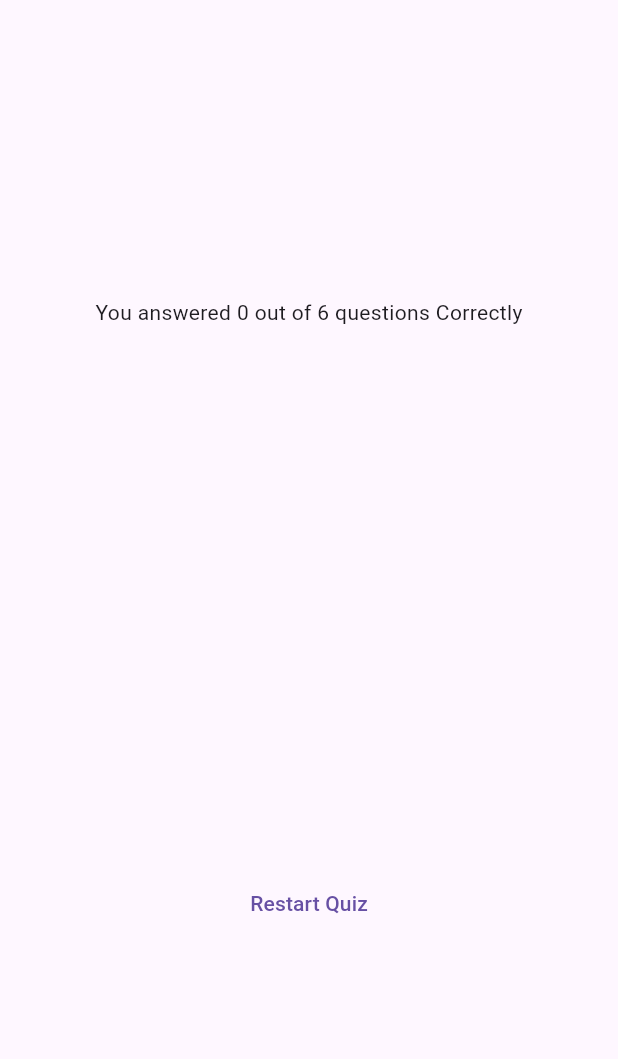
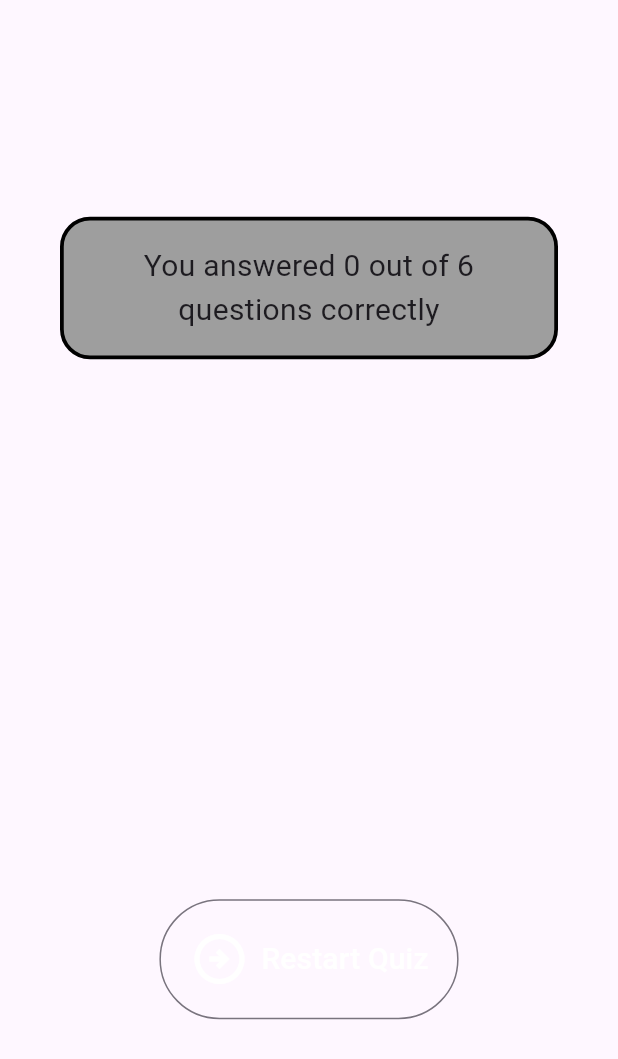
Before and after one commit to symphatixe/quiz_app, a Flutter app: the ResultsScreen widget shown alone on an empty page, opened directly with empty values, on a phone screen of 412 x 824 dp. Shown: the top 1059 px of the screen. Run offline on Flutter 3.47's test engine with Material 3 defaults, Android fonts, the phone set to English and light mode, and no system bars; our stand-ins replace google_fonts.

Commit message:
Final fixes to the app: styling for results screen and logic.

```diff
--- a/lib/results_screen.dart
+++ b/lib/results_screen.dart
@@ -3,9 +3,9 @@ import 'package:quiz_app/data/questions.dart';
 import 'package:quiz_app/question_summary.dart';
 
 class ResultsScreen extends StatelessWidget{
-  const ResultsScreen({super.key, required this.chosenAnswers});
-
+  const ResultsScreen({super.key, required this.chosenAnswers, required this.restartScreen});
   final List<String> chosenAnswers;
+  final void Function() restartScreen;
 
   List<Map<String, Object>> getSummaryData() {
     final List<Map<String, Object>> summary = [];
@@ -42,8 +42,23 @@ class ResultsScreen extends StatelessWidget{
         child:  Column(
           mainAxisAlignment: MainAxisAlignment.center,
           children:  [
-            Text(
-              'You answered $numCorrectQuestions out of $numTotalQuestions questions Correctly'
+            Container(
+              padding: const EdgeInsets.all(16),
+              decoration: BoxDecoration(
+                color: Colors.grey,
+                border: Border.all(
+                  color: Colors.black,
+                  width: 2.5,
+                ),
+                borderRadius: BorderRadius.circular(20),
+              ),
+              child: Text(
+                'You answered $numCorrectQuestions out of $numTotalQuestions questions correctly',
+                style: TextStyle(
+                  fontSize: 20,
+                ),
+                textAlign: TextAlign.center,
+              ),
             ),
 
             const SizedBox(
@@ -58,10 +73,27 @@ class ResultsScreen extends StatelessWidget{
               height:30,
             ),
 
-            TextButton(
-              onPressed: (){},
-              child: const Text('Restart Quiz'),
-            )
+            OutlinedButton.icon(
+              icon: const Icon(
+                Icons.arrow_circle_right_outlined,
+                size: 40,
+                color: Colors.white,
+              ),
+              onPressed: restartScreen,
+              style: OutlinedButton.styleFrom(
+                foregroundColor: Colors.white,
+                padding: EdgeInsets.symmetric(
+                  vertical: 20,
+                  horizontal: 20,
+                ),
+              ),
+              label: Text(
+                "Restart Quiz",
+                style: TextStyle(
+                  fontSize: 20,
+                ),
+              ),
+            ),
           ],
         ),
       ),
--- a/lib/start_screen.dart
+++ b/lib/start_screen.dart
@@ -22,7 +22,7 @@ class StartScreen extends StatelessWidget {
           ),
 
           Text(
-            "Learn Flutter the right way",
+            "Ocean Creature Quiz!!!",
             style: TextStyle(
               color: Colors.white,
               fontSize: 24,
@@ -32,6 +32,7 @@ class StartScreen extends StatelessWidget {
           const SizedBox(
             height: 30,
           ),
+
           OutlinedButton.icon(
             icon: const Icon(
               Icons.arrow_circle_right_outlined,
```
Also changed, not shown: lib/question_summary.dart (+36 -6 lines), lib/quiz.dart (+11 -1 lines), 4 other files.
